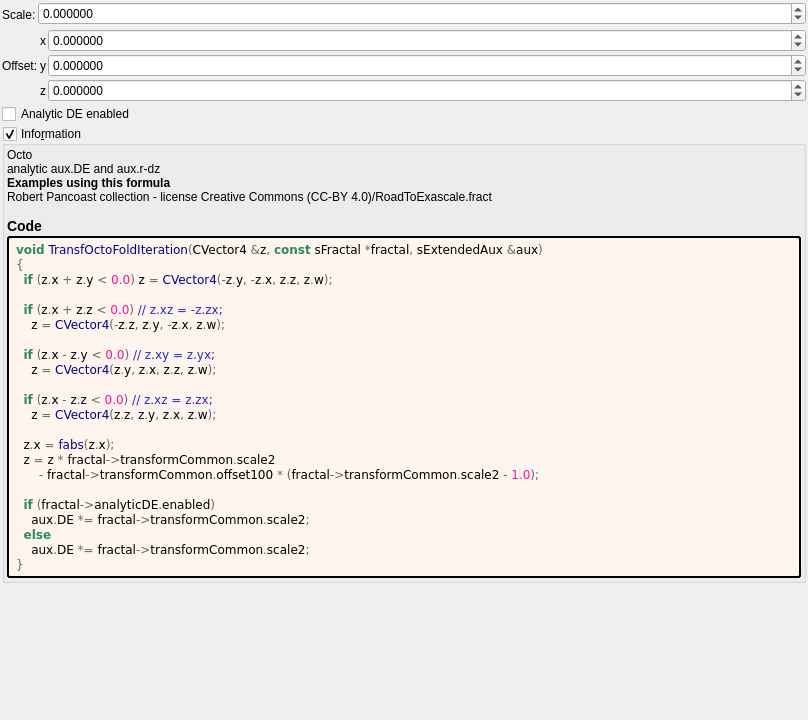
Above: mandelbulber2/formula/ui/transf_octo_fold.ui from buddhi1980/mandelbulber2 before the change. Below: the same form after it.
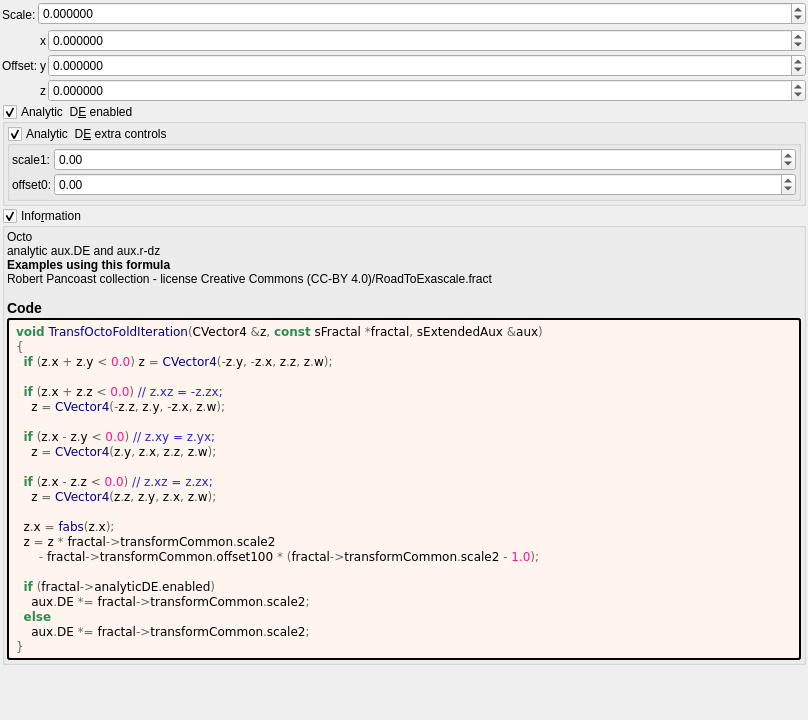
That is the form after the change. Custom widgets are drawn as their Qt base class.

Commit message: transf_mengFold and octoFold

Patch:
```diff
--- a/mandelbulber2/formula/ui/transf_octo_fold.ui
+++ b/mandelbulber2/formula/ui/transf_octo_fold.ui
@@ -191,10 +191,134 @@
     </layout>
    </item>
    <item>
-    <widget class="QCheckBox" name="checkBox_analyticDE_enabled">
-     <property name="text">
-      <string>Analytic DE enabled</string>
+    <widget class="MyGroupBox" name="groupCheck_analyticDE_enabled">
+     <property name="title">
+      <string>Analytic  D&amp;E enabled</string>
      </property>
+     <property name="checkable">
+      <bool>true</bool>
+     </property>
+     <layout class="QVBoxLayout" name="verticalLayout_12" stretch="0">
+      <property name="spacing">
+       <number>2</number>
+      </property>
+      <property name="leftMargin">
+       <number>2</number>
+      </property>
+      <property name="topMargin">
+       <number>2</number>
+      </property>
+      <property name="rightMargin">
+       <number>2</number>
+      </property>
+      <property name="bottomMargin">
+       <number>2</number>
+      </property>
+      <item>
+       <widget class="MyGroupBox" name="groupCheck__analyticDE_enabled_false">
+        <property name="title">
+         <string>Analytic  D&amp;E extra controls</string>
+        </property>
+        <property name="checkable">
+         <bool>true</bool>
+        </property>
+        <layout class="QVBoxLayout" name="verticalLayout_13" stretch="0">
+         <property name="spacing">
+          <number>2</number>
+         </property>
+         <property name="leftMargin">
+          <number>2</number>
+         </property>
+         <property name="topMargin">
+          <number>2</number>
+         </property>
+         <property name="rightMargin">
+          <number>2</number>
+         </property>
+         <property name="bottomMargin">
+          <number>2</number>
+         </property>
+         <item>
+          <layout class="QGridLayout" name="gridLayout_27" columnstretch="0,0,1">
+           <property name="spacing">
+            <number>2</number>
+           </property>
+           <item row="1" column="2">
+            <widget class="MyDoubleSpinBox" name="spinbox_analyticDE_offset_0">
+             <property name="sizePolicy">
+              <sizepolicy hsizetype="Minimum" vsizetype="Maximum">
+               <horstretch>0</horstretch>
+               <verstretch>0</verstretch>
+              </sizepolicy>
+             </property>
+             <property name="prefix">
+              <string/>
+             </property>
+             <property name="suffix">
+              <string/>
+             </property>
+             <property name="decimals">
+              <number>2</number>
+             </property>
+             <property name="minimum">
+              <double>-36000.000000000000000</double>
+             </property>
+             <property name="maximum">
+              <double>36000.000000000000000</double>
+             </property>
+             <property name="singleStep">
+              <double>0.100000000000000</double>
+             </property>
+            </widget>
+           </item>
+           <item row="1" column="1">
+            <widget class="QLabel" name="label_177">
+             <property name="text">
+              <string>offset0:</string>
+             </property>
+            </widget>
+           </item>
+           <item row="0" column="1">
+            <widget class="QLabel" name="label_176">
+             <property name="text">
+              <string>scale1:</string>
+             </property>
+            </widget>
+           </item>
+           <item row="0" column="2">
+            <widget class="MyDoubleSpinBox" name="spinbox_analyticDE_scale_1">
+             <property name="sizePolicy">
+              <sizepolicy hsizetype="Minimum" vsizetype="Maximum">
+               <horstretch>0</horstretch>
+               <verstretch>0</verstretch>
+              </sizepolicy>
+             </property>
+             <property name="prefix">
+              <string/>
+             </property>
+             <property name="suffix">
+              <string/>
+             </property>
+             <property name="decimals">
+              <number>2</number>
+             </property>
+             <property name="minimum">
+              <double>-36000.000000000000000</double>
+             </property>
+             <property name="maximum">
+              <double>36000.000000000000000</double>
+             </property>
+             <property name="singleStep">
+              <double>0.100000000000000</double>
+             </property>
+            </widget>
+           </item>
+          </layout>
+         </item>
+        </layout>
+       </widget>
+      </item>
+     </layout>
     </widget>
    </item>
    <item>
```
The commit also changes 2 other files.
